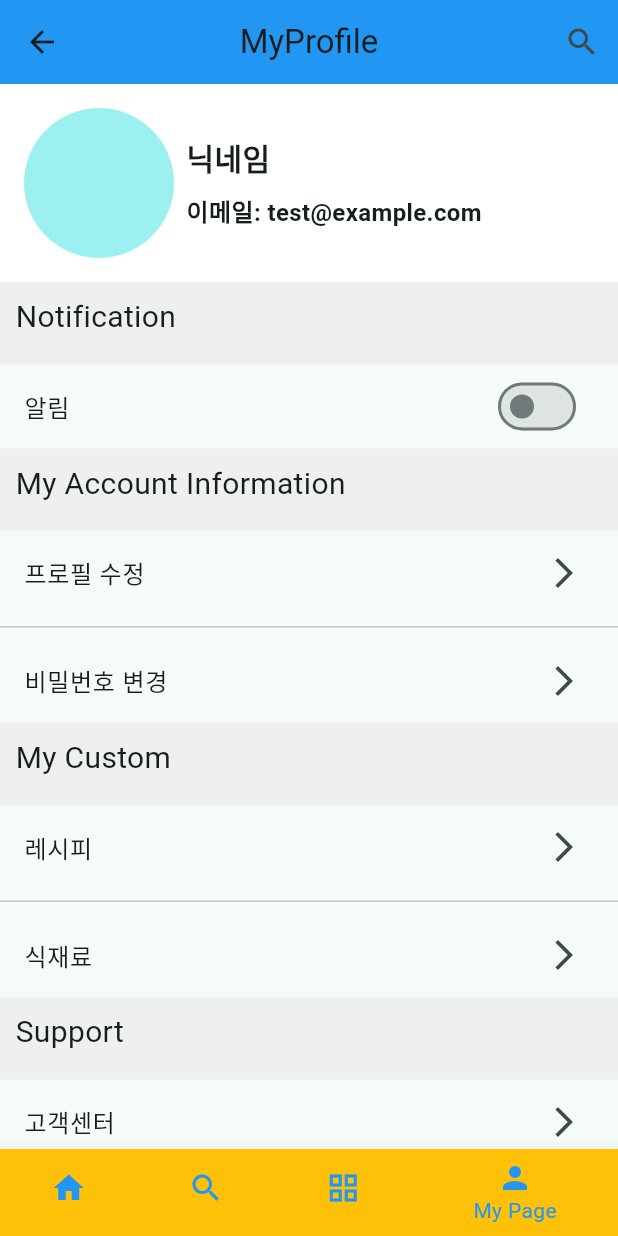
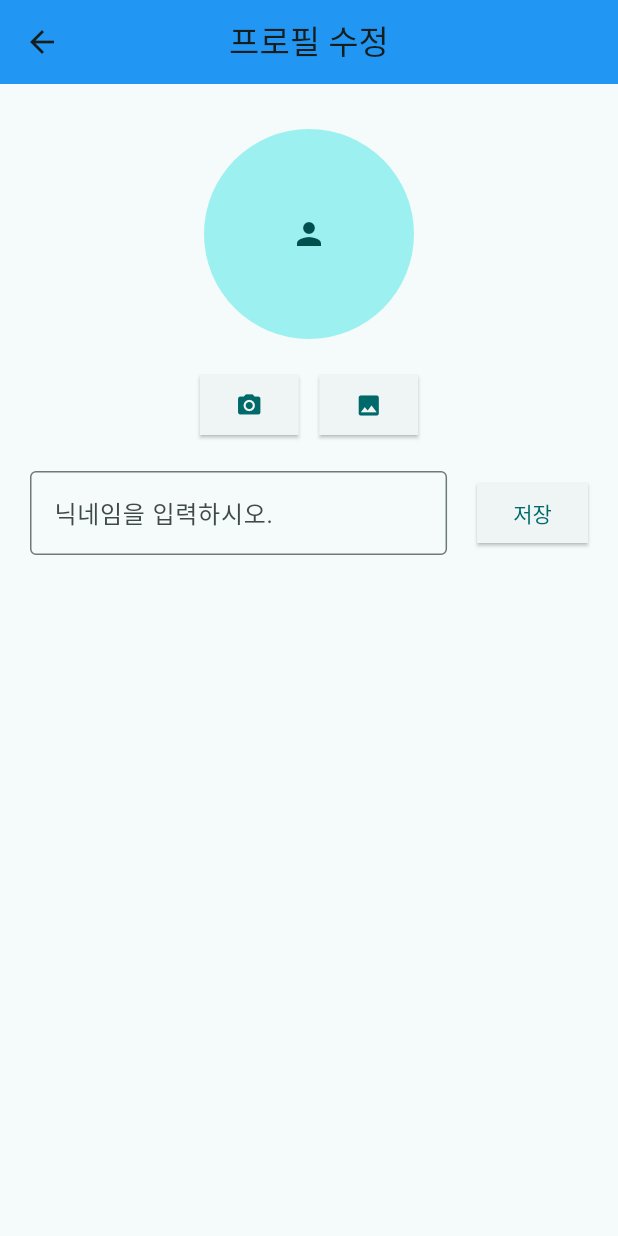
Before and after one commit to sku-sw-academy/jibbap-maker-flutter, a Flutter app: the screen it shows after launch, item 4 of the bottom bar chosen, after a tap on "프로필 수정", on a phone screen of 412 x 824 dp. Run offline on Flutter 3.47's test engine with Material 3 defaults, Android fonts, the light colour scheme and no system bars; our stand-ins replace email_validator, firebase_core, flutter_secure_storage, image_picker, sqflite; missing offline and left inert: mysql_client; accounts and stored records are empty; network calls fail.

Commit message:
add changeprofile.dart

```diff
--- a/lib/mobile/login/signout.dart
+++ b/lib/mobile/login/signout.dart
@@ -3,6 +3,7 @@ import 'package:flutter_splim/mobile/login/signup.dart';
 import 'package:flutter_splim/mobile/login/findpassword.dart';
 
 class LoginPage extends StatelessWidget{
+
   @override
   Widget build(BuildContext context) {
     // TODO: implement build
--- /dev/null
+++ b/lib/mobile/mypage/changeprofile.dart
@@ -0,0 +1,126 @@
+import 'package:flutter/cupertino.dart';
+import 'package:flutter/material.dart';
+import 'dart:io';
+import 'package:image_picker/image_picker.dart';
+
+class ChangeProfilePage extends StatefulWidget {
+@override
+_ChangeProfilePageState createState() => _ChangeProfilePageState();
+}
+
+class _ChangeProfilePageState extends State<ChangeProfilePage>{
+  XFile? _image;
+  final ImagePicker picker = ImagePicker();
+
+  Future getImage(ImageSource imageSource) async{
+    final XFile? pickedFile = await picker.pickImage(source: imageSource);
+    if(pickedFile != null){
+      setState(() {
+        _image = XFile(pickedFile.path);
+      });
+    }
+  }
+
+  @override
+  Widget build(BuildContext context) {
+    // TODO: implement build
+    return Scaffold(
+      appBar: AppBar(
+        title: Text("프로필 수정"),
+        backgroundColor: Colors.blue,
+        centerTitle: true,
+      ),
+      body: Column(
+        crossAxisAlignment: CrossAxisAlignment.center,
+        children: [
+          SizedBox(height: 30, width: double.infinity),
+          _buildPhotoArea(),
+          SizedBox(height: 20),
+          _buildButton(),
+          SizedBox(height: 20,),
+          _buildTextField(),
+        ],
+      ),
+    );
+  }
+
+  Widget _buildPhotoArea() {
+
+    return _image != null
+        ? CircleAvatar(
+         radius: 70,
+          backgroundImage: FileImage(File(_image!.path),),
+        )
+        : CircleAvatar(
+            radius: 70,
+            child: Icon(Icons.person),
+        );
+    }
+
+  Widget _buildButton() {
+    double screenWidth = MediaQuery.of(context).size.width;
+
+    return Row(
+      mainAxisAlignment: MainAxisAlignment.center,
+      children: [
+        ElevatedButton(
+          onPressed: () {
+            getImage(ImageSource.camera); // getImage 함수를 호출해서 갤러리에서 사진 가져오기
+          },
+          style: ElevatedButton.styleFrom(
+            shape: RoundedRectangleBorder(
+              borderRadius: BorderRadius.zero, // 네모 모양을 만들기 위해 모서리 반경을 0으로 설정
+            ),
+          ),
+          child: Icon(Icons.photo_camera),
+        ),
+
+        SizedBox(width: screenWidth / 30),
+
+        ElevatedButton(
+          onPressed: () {
+            getImage(ImageSource.gallery); // getImage 함수를 호출해서 갤러리에서 사진 가져오기
+          },
+          style: ElevatedButton.styleFrom(
+            shape: RoundedRectangleBorder(
+              borderRadius: BorderRadius.zero, // 네모 모양을 만들기 위해 모서리 반경을 0으로 설정
+            ),
+          ),
+          child: Icon(Icons.photo),
+        ),
+      ],
+    );
+  }
+
+  Widget _buildTextField() {
+    return Padding(
+      padding: EdgeInsets.symmetric(horizontal: 20.0),
+      child: Row(
+        children: [
+          Expanded(
+            child: TextField(
+              decoration: InputDecoration(
+                border: OutlineInputBorder(),
+                labelText: '닉네임을 입력하시오.',
+              ),
+            ),
+          ),
+          SizedBox(width: 20),
+          ElevatedButton(
+            onPressed: () {
+              // 저장 버튼을 눌렀을 때의 처리
+            },
+            style: ElevatedButton.styleFrom(
+              shape: RoundedRectangleBorder(
+                borderRadius: BorderRadius.zero,
+              ),
+            ),
+            child: Text('저장'),
+          ),
+        ],
+      ),
+    );
+  }
+
+
+}
--- a/lib/mobile/mypage/myprofile.dart
+++ b/lib/mobile/mypage/myprofile.dart
@@ -1,6 +1,8 @@
 import 'package:flutter/material.dart';
 import 'package:flutter_splim/mobile/search/search.dart';
 import 'package:flutter_splim/mobile/mypage/prefer.dart';
+import 'package:flutter_splim/mobile/mypage/changeprofile.dart';
+import 'package:flutter_splim/mobile/mypage/changepassword.dart';
 
 class MyProfile extends StatefulWidget {
   @override
@@ -109,7 +111,9 @@ class _MyProfileState extends State<MyProfile> {
               title: Text("프로필 수정"),
                 trailing: Icon(Icons.arrow_forward_ios),
               onTap: () {
-
+                Navigator.push(context,
+                  MaterialPageRoute(builder: (context) => ChangeProfilePage()),
+                );
               },
             ),
 
@@ -119,7 +123,9 @@ class _MyProfileState extends State<MyProfile> {
               title: Text("비밀번호 변경"),
                 trailing: Icon(Icons.arrow_forward_ios),
               onTap: () {
-
+                Navigator.push(context,
+                  MaterialPageRoute(builder: (context) => ChangePasswordPage()),
+                );
               },
             ),
 
--- a/pubspec.yaml
+++ b/pubspec.yaml
@@ -49,6 +49,7 @@ dependencies:
   flutter_local_notifications: ^17.1.2
   flutter_secure_storage: ^9.2.1
   provider: ^6.1.2
+  image_picker: ^1.1.1
 
 dev_dependencies:
   flutter_test:
```
Also changed, not shown: lib/mobile/login/findpassword.dart (+2 -6 lines), lib/mobile/mypage/changepassword.dart (added, +23 -0 lines), pubspec.lock, 5 other files.
